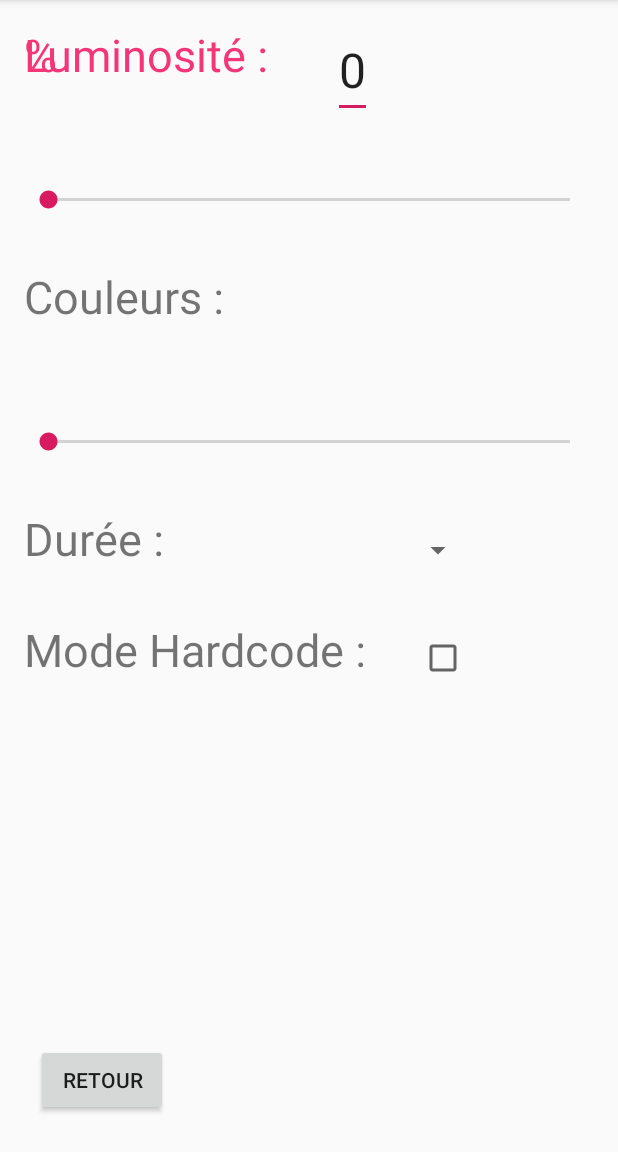
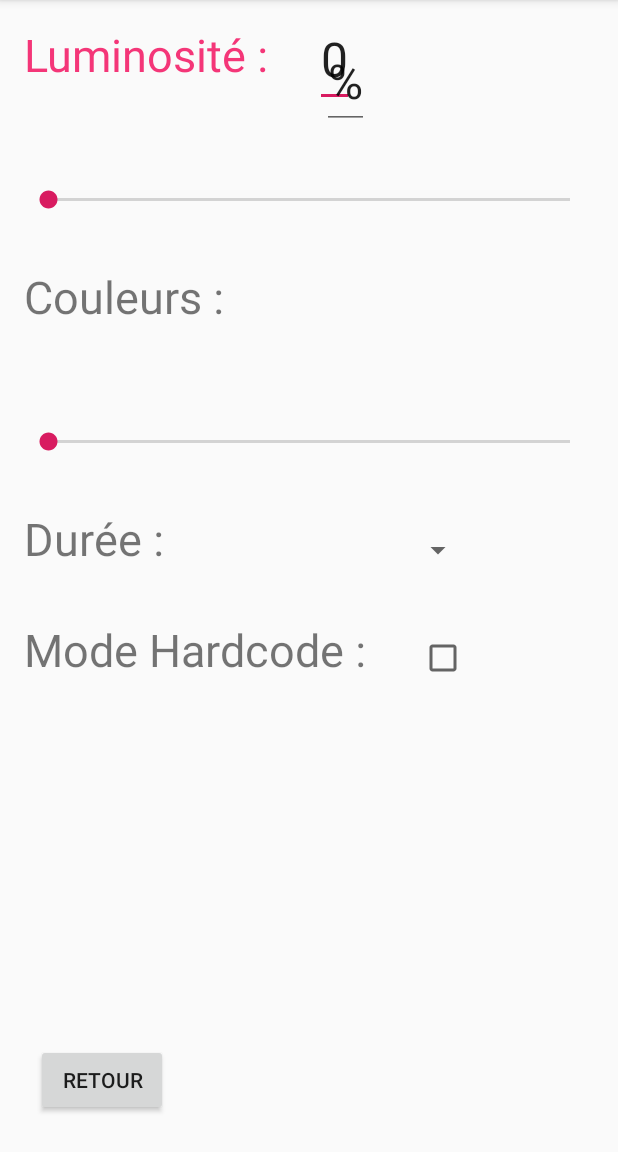
Before and after one commit to cmiesse/ProjetIntegrationGroupe5, an Android app: the LuminosityActivity screen opened directly, with no data from a screen before it, on a phone screen of 412 x 824 dp, the part 84-1236 px from its top. Run offline under Robolectric (Android 15) with nearby library versions, the phone set to English and light mode, and no system bars.

Commit message:
Changement de position de  Textview
design luminosite

```diff
--- a/Application/app/src/main/res/layout/activity_luminosity.xml
+++ b/Application/app/src/main/res/layout/activity_luminosity.xml
@@ -11,15 +11,30 @@
         android:id="@+id/textview"
         android:layout_width="wrap_content"
         android:layout_height="wrap_content"
-        android:layout_marginTop="3dp"
-        android:layout_marginEnd="148dp"
-        android:layout_marginRight="148dp"
-        android:layout_marginBottom="16dp"
+        android:layout_marginTop="8dp"
+        android:layout_marginEnd="160dp"
+        android:layout_marginRight="100dp"
+        android:layout_marginBottom="35dp"
         android:text="0"
         android:textSize="32sp"
         app:layout_constraintBottom_toTopOf="@+id/seekBar"
         app:layout_constraintEnd_toEndOf="parent"
         app:layout_constraintTop_toTopOf="parent" />
+
+    <androidx.appcompat.widget.AppCompatAutoCompleteTextView
+        android:id="@+id/textview5"
+        android:layout_width="wrap_content"
+        android:layout_height="wrap_content"
+        android:layout_marginTop="8dp"
+        android:layout_marginEnd="150dp"
+        android:layout_marginRight="100dp"
+        android:layout_marginBottom="35dp"
+        android:text="%"
+        android:textSize="32sp"
+        app:layout_constraintBottom_toTopOf="@+id/seekBar"
+        app:layout_constraintEnd_toEndOf="parent"
+        app:layout_constraintTop_toTopOf="parent"
+        app:layout_constraintVertical_bias="0.058" />
 
     <SeekBar
         android:id="@+id/seekBar"
@@ -27,18 +42,6 @@
         android:layout_height="87dp"
         app:layout_constraintTop_toBottomOf="@+id/textView"
         tools:layout_editor_absoluteX="12dp" />
-
-    <TextView
-        android:id="@+id/textView"
-        android:layout_width="23dp"
-        android:layout_height="47dp"
-        android:text="%"
-        android:textColor="#F43678"
-        android:textColorLink="#FFFFFF"
-        android:textSize="30dp"
-        tools:layout_editor_absoluteX="225dp"
-        tools:layout_editor_absoluteY="7dp" />
-
     <TextView
         android:id="@+id/textView"
         android:layout_width="180dp"
```
